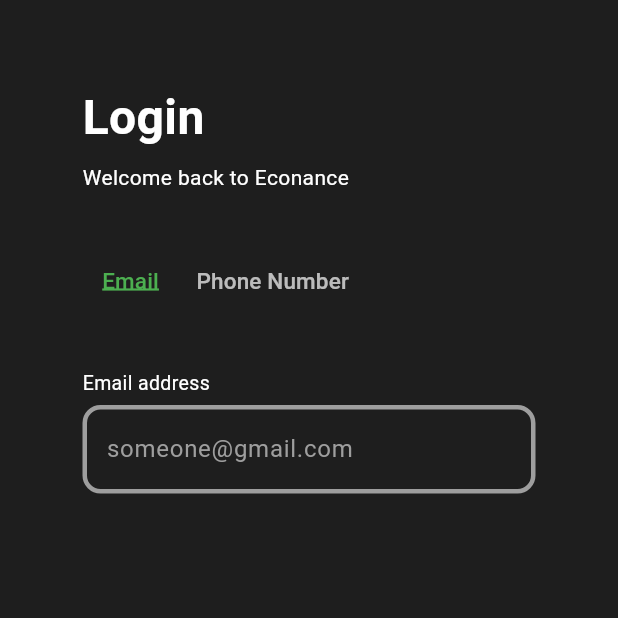
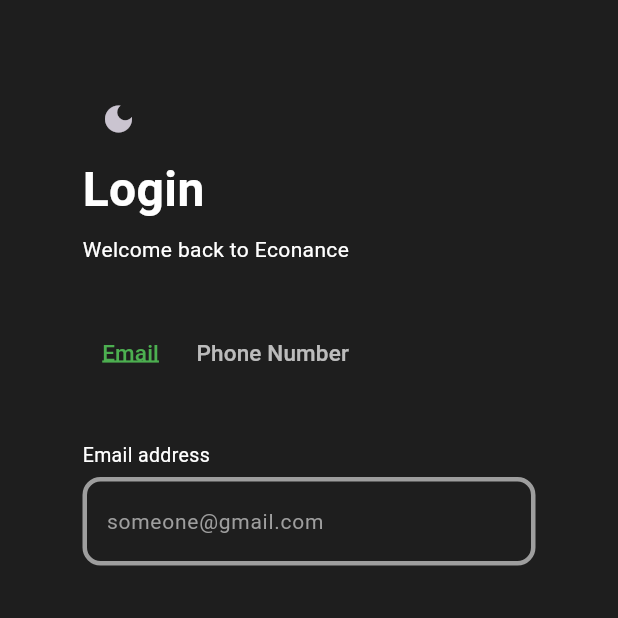
Before and after one commit to omatheusolegario/econance-app, a Flutter app: the Login screen opened by its route, on a phone screen of 412 x 824 dp, the top half of it. Run offline on Flutter 3.47's test engine with Material 3 defaults, Android fonts, the phone set to English and light mode, and no system bars; our stand-ins replace firebase_core; accounts and stored records are empty.

Commit message:
translation and theme managers added

````diff
--- /dev/null
+++ b/lib/l10n/app_en.arb
@@ -0,0 +1,6 @@
+{
+  "welcomeMessage": "Welcome to",
+  "login": "Login",
+  "createAccount": "Create an account",
+  "carousel1": "The ultimate and most comprehensive financial management app."
+}
--- /dev/null
+++ b/lib/l10n/app_localizations.dart
@@ -0,0 +1,153 @@
+import 'dart:async';
+
+import 'package:flutter/foundation.dart';
+import 'package:flutter/widgets.dart';
+import 'package:flutter_localizations/flutter_localizations.dart';
+import 'package:intl/intl.dart' as intl;
+
+import 'app_localizations_en.dart';
+import 'app_localizations_pt.dart';
+
+// ignore_for_file: type=lint
+
+/// Callers can lookup localized strings with an instance of AppLocalizations
+/// returned by `AppLocalizations.of(context)`.
+///
+/// Applications need to include `AppLocalizations.delegate()` in their app's
+/// `localizationDelegates` list, and the locales they support in the app's
+/// `supportedLocales` list. For example:
+///
+/// ```dart
+/// import 'l10n/app_localizations.dart';
+///
+/// return MaterialApp(
+///   localizationsDelegates: AppLocalizations.localizationsDelegates,
+///   supportedLocales: AppLocalizations.supportedLocales,
+///   home: MyApplicationHome(),
+/// );
+/// ```
+///
+/// ## Update pubspec.yaml
+///
+/// Please make sure to update your pubspec.yaml to include the following
+/// packages:
+///
+/// ```yaml
+/// dependencies:
+///   # Internationalization support.
+///   flutter_localizations:
+///     sdk: flutter
+///   intl: any # Use the pinned version from flutter_localizations
+///
+///   # Rest of dependencies
+/// ```
+///
+/// ## iOS Applications
+///
+/// iOS applications define key application metadata, including supported
+/// locales, in an Info.plist file that is built into the application bundle.
+/// To configure the locales supported by your app, you’ll need to edit this
+/// file.
+///
+/// First, open your project’s ios/Runner.xcworkspace Xcode workspace file.
+/// Then, in the Project Navigator, open the Info.plist file under the Runner
+/// project’s Runner folder.
+///
+/// Next, select the Information Property List item, select Add Item from the
+/// Editor menu, then select Localizations from the pop-up menu.
+///
+/// Select and expand the newly-created Localizations item then, for each
+/// locale your application supports, add a new item and select the locale
+/// you wish to add from the pop-up menu in the Value field. This list should
+/// be consistent with the languages listed in the AppLocalizations.supportedLocales
+/// property.
+abstract class AppLocalizations {
+  AppLocalizations(String locale) : localeName = intl.Intl.canonicalizedLocale(locale.toString());
+
+  final String localeName;
+
+  static AppLocalizations? of(BuildContext context) {
+    return Localizations.of<AppLocalizations>(context, AppLocalizations);
+  }
+
+  static const LocalizationsDelegate<AppLocalizations> delegate = _AppLocalizationsDelegate();
+
+  /// A list of this localizations delegate along with the default localizations
+  /// delegates.
+  ///
+  /// Returns a list of localizations delegates containing this delegate along with
+  /// GlobalMaterialLocalizations.delegate, GlobalCupertinoLocalizations.delegate,
+  /// and GlobalWidgetsLocalizations.delegate.
+  ///
+  /// Additional delegates can be added by appending to this list in
+  /// MaterialApp. This list does not have to be used at all if a custom list
+  /// of delegates is preferred or required.
+  static const List<LocalizationsDelegate<dynamic>> localizationsDelegates = <LocalizationsDelegate<dynamic>>[
+    delegate,
+    GlobalMaterialLocalizations.delegate,
+    GlobalCupertinoLocalizations.delegate,
+    GlobalWidgetsLocalizations.delegate,
+  ];
+
+  /// A list of this localizations delegate's supported locales.
+  static const List<Locale> supportedLocales = <Locale>[
+    Locale('en'),
+    Locale('pt')
+  ];
+
+  /// No description provided for @welcomeMessage.
+  ///
+  /// In en, this message translates to:
+  /// **'Welcome to'**
+  String get welcomeMessage;
+
+  /// No description provided for @login.
+  ///
+  /// In en, this message translates to:
+  /// **'Login'**
+  String get login;
+
+  /// No description provided for @createAccount.
+  ///
+  /// In en, this message translates to:
+  /// **'Create an account'**
+  String get createAccount;
+
+  /// No description provided for @carousel1.
+  ///
+  /// In en, this message translates to:
+  /// **'The ultimate and most comprehensive financial management app.'**
+  String get carousel1;
+}
+
+class _AppLocalizationsDelegate extends LocalizationsDelegate<AppLocalizations> {
+  const _AppLocalizationsDelegate();
+
+  @override
+  Future<AppLocalizations> load(Locale locale) {
+    return SynchronousFuture<AppLocalizations>(lookupAppLocalizations(locale));
+  }
+
+  @override
+  bool isSupported(Locale locale) => <String>['en', 'pt'].contains(locale.languageCode);
+
+  @override
+  bool shouldReload(_AppLocalizationsDelegate old) => false;
+}
+
+AppLocalizations lookupAppLocalizations(Locale locale) {
+
+
+  // Lookup logic when only language code is specified.
+  switch (locale.languageCode) {
+    case 'en': return AppLocalizationsEn();
+    case 'pt': return AppLocalizationsPt();
+  }
+
+  throw FlutterError(
+    'AppLocalizations.delegate failed to load unsupported locale "$locale". This is likely '
+    'an issue with the localizations generation tool. Please file an issue '
+    'on GitHub with a reproducible sample app and the gen-l10n configuration '
+    'that was used.'
+  );
+}
--- /dev/null
+++ b/lib/l10n/app_pt.arb
@@ -0,0 +1,6 @@
+{
+  "welcomeMessage": "Bem-vindo ao",
+  "login": "Entrar",
+  "createAccount": "Criar uma conta",
+  "carousel1": "O melhor e mais compreensivo aplicativo de gerenciamento de finanças."
+}
--- a/lib/login.dart
+++ b/lib/login.dart
@@ -1,11 +1,14 @@
 import 'package:flutter/material.dart';
 import 'package:flutter/services.dart';
+import 'theme_manager.dart';
+import 'package:provider/provider.dart';
 
 class Login extends StatelessWidget {
   const Login({super.key});
-
   @override
   Widget build(BuildContext context) {
+    final themeManager = Provider.of<ThemeManager>(context);
+
     return Scaffold(
       backgroundColor: const Color(0xFF1E1E1E), // dark background
       body: SafeArea(
@@ -14,6 +17,10 @@ class Login extends StatelessWidget {
           child: Column(
             crossAxisAlignment: CrossAxisAlignment.start,
             children: [
+              IconButton(
+                icon: Icon(themeManager.isDark ? Icons.dark_mode : Icons.light_mode),
+                onPressed: () => themeManager.toggleTheme(),
+              ),
               Text(
                 "Login",
                 style: TextStyle(
@@ -91,7 +98,10 @@ class Login extends StatelessWidget {
                   ),
                 ),
               ),
-            ],
+
+
+          ],
+
           ),
         ),
       ),
--- /dev/null
+++ b/lib/theme.dart
@@ -0,0 +1,29 @@
+import 'package:flutter/material.dart';
+
+final ThemeData lightTheme = ThemeData(
+  brightness: Brightness.light,
+  primaryColor: Colors.green,
+  scaffoldBackgroundColor: Colors.white,
+  appBarTheme: const AppBarTheme(
+    backgroundColor: Colors.white,
+    foregroundColor: Colors.white,
+  ),
+  textTheme: const TextTheme(
+    bodyLarge: TextStyle(color: Colors.black, fontSize: 14),
+    bodyMedium: TextStyle(color: Colors.black87),
+  ),
+);
+
+final ThemeData darkTheme = ThemeData(
+  brightness: Brightness.dark,
+  primaryColor: Colors.green,
+  scaffoldBackgroundColor:  const Color(0xFF1E1E1E),
+  appBarTheme: const AppBarTheme(
+    backgroundColor:  const Color(0xFF1E1E1E),
+    foregroundColor:  const Color(0xFF1E1E1E),
+  ),
+  textTheme: const TextTheme(
+    bodyLarge: TextStyle(color: Colors.white, fontSize: 14),
+    bodyMedium: TextStyle(color: Colors.white70),
+  ),
+);
--- /dev/null
+++ b/lib/theme_manager.dart
@@ -0,0 +1,14 @@
+import 'package:flutter/material.dart';
+
+class ThemeManager extends ChangeNotifier {
+  bool _isDark = true;
+
+  bool get isDark => _isDark;
+
+  ThemeMode get themeMode => _isDark ? ThemeMode.dark : ThemeMode.light;
+
+  void toggleTheme() {
+    _isDark = !_isDark;
+    notifyListeners();
+  }
+}
````
Also changed, not shown: lib/l10n/app_localizations_en.dart (added, +22 -0 lines), lib/l10n/app_localizations_pt.dart (added, +22 -0 lines), lib/main.dart (+33 -4 lines), lib/welcome_page.dart (+22 -25 lines), pubspec.yaml (+7 -1 lines), pubspec.lock, 1 other file.
